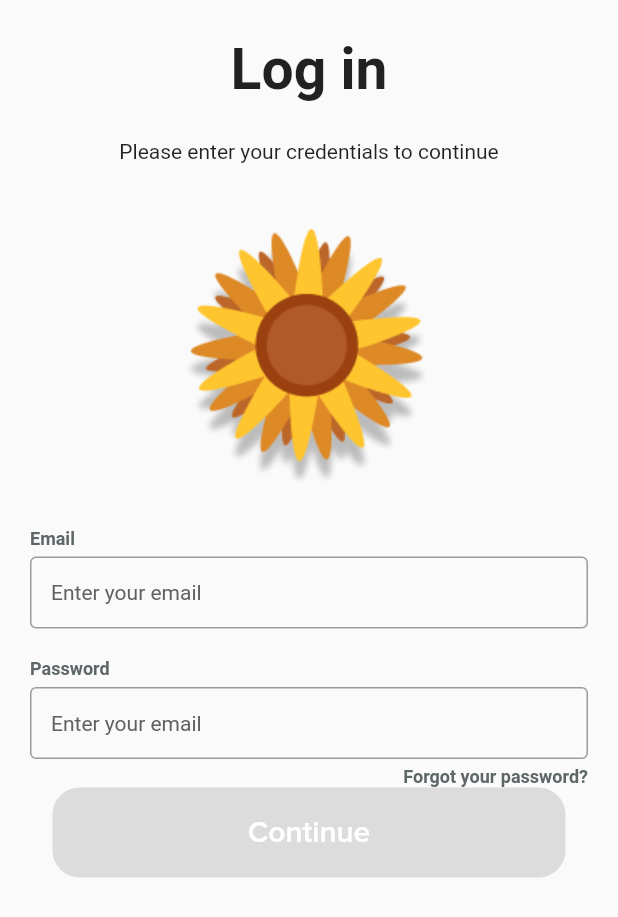
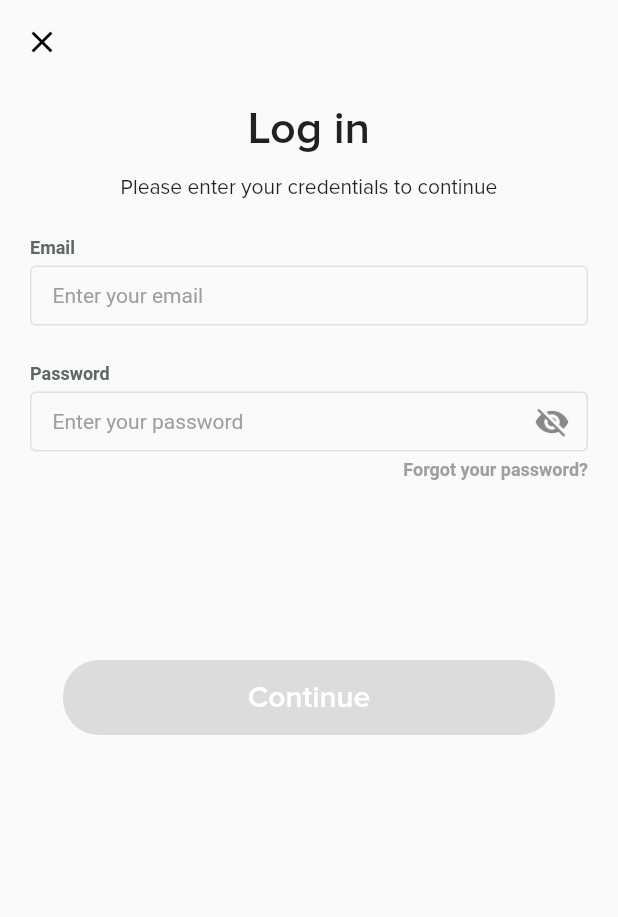
Before and after one commit to JobCuta/CIS-9340-Thesis, a Flutter app: the LoginWidgets screen opened directly, on a phone screen of 412 x 824 dp. Shown: the top 917 px of the screen. Run offline on Flutter 3.47's test engine with Material 2 defaults, Android fonts, the phone set to English and light mode, and no system bars; our stand-ins replace animated_text_kit, circular_countdown_timer, email_validator, flutter_secure_storage, get, multi_select_flutter and 3 more; missing offline and left inert: shake; accounts and stored records are empty.

Commit message:
fixed fonts, textfield and button sizes for login screen

```diff
--- a/lib/screens/onboarding/login_registration/LoginScreen.dart
+++ b/lib/screens/onboarding/login_registration/LoginScreen.dart
@@ -30,7 +30,7 @@ class LoginWidgets extends StatefulWidget {
 class _LoginWidgetsState extends State<LoginWidgets> {
   String email = '';
   String password = '';
-  final bool _isObscure = true;
+  late bool _isObscure = true;
   late bool _validate = false;
   bool isButtonActive = false;
   late TextEditingController emailController = TextEditingController();
@@ -87,18 +87,40 @@ class _LoginWidgetsState extends State<LoginWidgets> {
 
   @override
   Widget build(BuildContext context) {
-    return ListView(
+    return Scaffold(
+      body: Stack(
+        children: <Widget> [
+          Scaffold(
+            appBar: AppBar(
+              automaticallyImplyLeading: true,
+              leading: IconButton(
+                icon: const Icon(
+                  Icons.close,
+                  color: Colors.black,
+                ),
+                onPressed: () {
+                  Get.back();
+                },
+              ),
+              backgroundColor: Colors.transparent,
+              elevation: 0.0,
+            ),
+              body: ListView(
                     children: <Widget>[
                       const Padding(
-              padding: EdgeInsets.all(24.0),
+                        padding: EdgeInsets.only(top: 15.0),
                         child: Center(
                             child: Text(
                           'Log in',
                           style: TextStyle(
-                  fontSize: 38,
+                            fontSize: 30,
+                            fontFamily: 'Proxima Nova',
                             fontWeight: FontWeight.w600,
                           ),
                         )),
+                      ),
+                      const SizedBox(
+                        height: 15.0,
                       ),
                       const Center(
                         child: Text(
@@ -106,17 +128,12 @@ class _LoginWidgetsState extends State<LoginWidgets> {
                           style: TextStyle(
                             fontSize: 14,
                             fontWeight: FontWeight.w400,
+                            fontFamily: 'Proxima Nova',
                           ),
                         ),
                       ),
-            const Center(
-              child: Padding(
-                padding: EdgeInsets.all(24.0),
-                child: Image(image: AssetImage('assets/images/sunflower.png')),
-              ),
-            ),
                       Padding(
-              padding: const EdgeInsets.only(left: 20.0, right: 20),
+                        padding: const EdgeInsets.only(top: 25, left: 20.0, right: 20),
                         child: Form(
                           child: Column(
                             children: <Widget>[
@@ -134,12 +151,29 @@ class _LoginWidgetsState extends State<LoginWidgets> {
                               const SizedBox(
                                 height: 5.0,
                               ),
-                    TextField(
+                              SizedBox(
+                                height: 40,
+                                child: TextField(
                                   style: const TextStyle(
                                     fontSize: 14.0,
                                   ),
                                   controller: emailController,
-                      decoration: textFieldStyle(),
+                                  decoration: InputDecoration(
+                                    errorText: _validate ? 'This field is required' : null,
+                                    border: const OutlineInputBorder(),
+                                    hintText: 'Enter your email',
+                                    hintStyle: TextStyle(
+                                      fontWeight: FontWeight.w400,
+                                      color: Colors.grey[500],
+                                    ),
+                                    contentPadding:
+                                    const EdgeInsets.symmetric(vertical: 10.0, horizontal: 15.0),
+                                    enabledBorder: OutlineInputBorder(
+                                        borderSide: BorderSide(
+                                          color: Colors.grey.shade300,
+                                        )
+                                    ),
+                                  ),
                                   onChanged: (val) {
                                     setState(() => email = val);
                                   },
@@ -151,8 +185,9 @@ class _LoginWidgetsState extends State<LoginWidgets> {
                                     });
                                   },
                                 ),
+                              ),
                               const SizedBox(
-                      height: 20.0,
+                                height: 25.0,
                               ),
                               Row(
                                 children: const [
@@ -168,13 +203,39 @@ class _LoginWidgetsState extends State<LoginWidgets> {
                               const SizedBox(
                                 height: 5.0,
                               ),
-                    TextField(
+                              SizedBox(
+                                height: 40.0,
+                                child: TextField(
                                   controller: passwordController,
                                   obscureText: _isObscure,
                                   style: const TextStyle(
                                     fontSize: 14.0,
                                   ),
-                      decoration: textFieldStyle(),
+                                  decoration: InputDecoration(
+                                    border: const OutlineInputBorder(),
+                                    hintText: 'Enter your password',
+                                    hintStyle: TextStyle(
+                                      fontWeight: FontWeight.w400,
+                                      color: Colors.grey[500],
+                                    ),
+                                    contentPadding:
+                                    const EdgeInsets.symmetric(vertical: 10.0, horizontal: 15.0),
+                                    enabledBorder: OutlineInputBorder(
+                                      borderSide: BorderSide(
+                                        color: Colors.grey.shade300,
+                                      )
+                                    ),
+                                    suffixIcon: IconButton(
+                                      icon: Icon(_isObscure
+                                          ? Icons.visibility_off
+                                          : Icons.visibility),
+                                      onPressed: () {
+                                        setState(() {
+                                          _isObscure = !_isObscure;
+                                        });
+                                      },
+                                    ),
+                                  ),
                                   onChanged: (val) {
                                     setState(() => password = val);
                                   },
@@ -185,6 +246,7 @@ class _LoginWidgetsState extends State<LoginWidgets> {
                                           : _validate = false;
                                     });
                                   },
+                                ),
                               ),
                               const SizedBox(
                                 height: 5.0,
@@ -202,29 +264,27 @@ class _LoginWidgetsState extends State<LoginWidgets> {
                                                     const ForgotPasswordScreen()));
                                         //Go to Forgot Your Password Screen
                                       },
-                            child: const Text(
+                                      child: Text(
                                         'Forgot your password?',
                                         style: TextStyle(
                                             fontSize: 12,
                                             fontWeight: FontWeight.w600,
-                                  color: Color.fromRGBO(94, 102, 104, 1)),
+                                            color: Colors.grey[500]),
                                       ),
                                     ),
                                   ],
                                 ),
                               ),
-                    Container(
-                    width: double.infinity,
-                    height: 60,
-                    margin: const EdgeInsets.fromLTRB(15, 0, 15, 20),
-                    decoration: const BoxDecoration(
-                        borderRadius: BorderRadius.all(Radius.circular(20))),
+                              const SizedBox(height: 120.0,),
+                              SizedBox(
+                              height: 50,
+                              width: 328,
                               child: ElevatedButton(
                                 style: ElevatedButton.styleFrom(
-                        primary: Colors.green,
-                        onSurface: Colors.green,
+                                  primary: Colors.green[400],
+                                  onSurface: Colors.grey[700],
                                   shape: RoundedRectangleBorder(
-                          borderRadius: BorderRadius.circular(18),
+                                    borderRadius: BorderRadius.circular(24),
                                   ),
                                 ),
                                 child: const Text(
@@ -264,20 +324,10 @@ class _LoginWidgetsState extends State<LoginWidgets> {
                       ),
                     ),
                   ],
-      );
-  }
-
-  InputDecoration textFieldStyle() {
-    return InputDecoration(
-      errorText: _validate ? 'This field is required' : null,
-      border: const OutlineInputBorder(),
-      hintText: 'Enter your email',
-      hintStyle: TextStyle(
-        fontWeight: FontWeight.w400,
-        color: Colors.grey[700],
                 ),
-      contentPadding:
-          const EdgeInsets.symmetric(vertical: 13.0, horizontal: 14.0),
+          ),
+        ],
+      ),
     );
   }
 }
```
Lines whose indentation alone changed are shown as unchanged.
